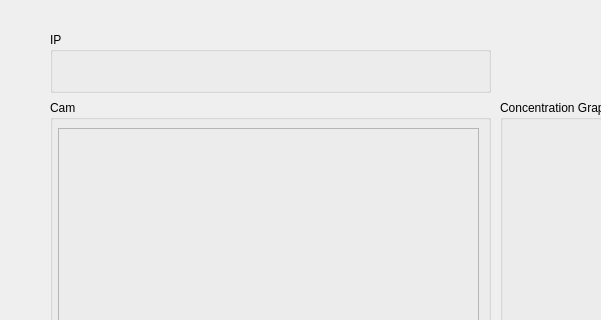
Qt form ui/Widget_test.ui (sammy0329/ConcentrationAnalysis) before a commit; both pictures show x 0 to 601 and y 0 to 320 of the 1177 by 1008 pixel window.
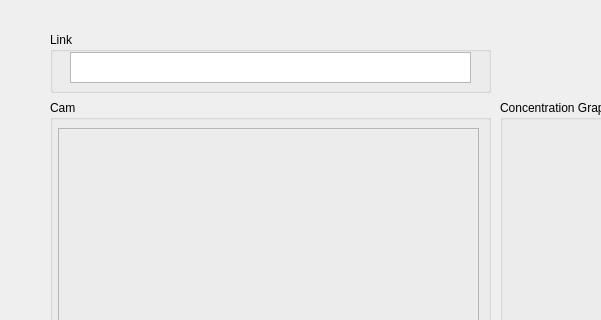
The same form after that commit.

Commit message: 회의 link (serverip,방 이름  암호화 복호화 기능 구현)

Patch:
```diff
--- a/ui/Widget_test.ui
+++ b/ui/Widget_test.ui
@@ -83,19 +83,19 @@
     </rect>
    </property>
    <property name="title">
-    <string>IP</string>
+    <string>Link</string>
    </property>
-   <widget class="QLabel" name="IP_label">
+   <widget class="QTextEdit" name="code_text">
     <property name="geometry">
      <rect>
       <x>20</x>
       <y>20</y>
-      <width>391</width>
+      <width>401</width>
       <height>31</height>
      </rect>
     </property>
-    <property name="text">
-     <string/>
+    <property name="readOnly">
+     <bool>true</bool>
     </property>
    </widget>
   </widget>
```
The commit also changes 6 other files.
